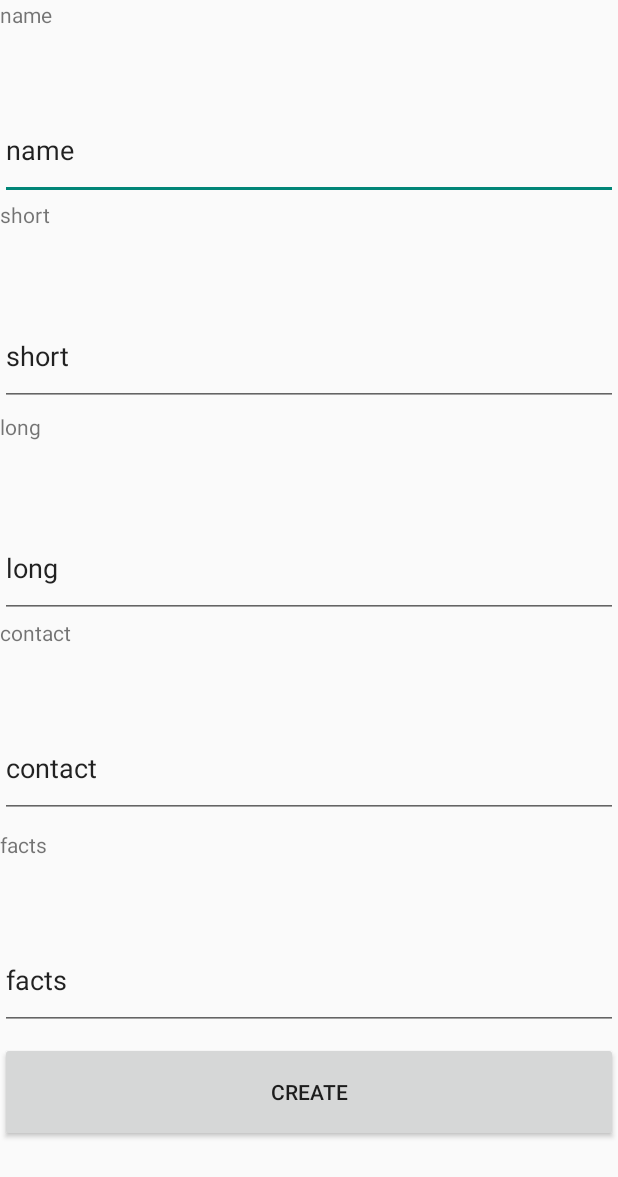
After one commit to SeminGit/Mobile, an Android app: the AddSight screen opened directly, with no data from a screen before it, on a phone screen of 412 x 824 dp. The commit adds this screen. Shown: the top 1177 px of the screen. Run offline under Robolectric (Android 15) with nearby library versions, the phone set to English and light mode, and no system bars.

Commit message:
Add Sight Func
GO

```diff
--- a/app/src/main/AndroidManifest.xml
+++ b/app/src/main/AndroidManifest.xml
@@ -11,7 +11,8 @@
         android:label=""
         android:supportsRtl="true"
         android:theme="@style/AppTheme">
-        <activity android:name=".AddHotel"></activity>
+        <activity android:name=".AddSight"></activity>
+        <activity android:name=".AddHotel" />
 
         <receiver
             android:name=".ToastBroadCastReciever"
--- a/app/src/main/res/layout/activity_add_hotel.xml
+++ b/app/src/main/res/layout/activity_add_hotel.xml
@@ -28,7 +28,7 @@
         android:layout_width="391dp"
         android:layout_height="59dp"
         android:onClick="addItem"
-        android:text="Button"
+        android:text="Create"
         app:layout_constraintTop_toBottomOf="@+id/newItemContacts"
         tools:layout_editor_absoluteX="-1dp" />
 
--- /dev/null
+++ b/app/src/main/res/layout/activity_add_sight.xml
@@ -0,0 +1,113 @@
+<?xml version="1.0" encoding="utf-8"?>
+<android.support.constraint.ConstraintLayout xmlns:android="http://schemas.android.com/apk/res/android"
+    xmlns:app="http://schemas.android.com/apk/res-auto"
+    xmlns:tools="http://schemas.android.com/tools"
+    android:layout_width="match_parent"
+    android:layout_height="match_parent"
+    tools:context=".AddSight">
+
+    <Button
+        android:id="@+id/button2"
+        android:layout_width="match_parent"
+        android:layout_height="100px"
+        android:layout_marginTop="8dp"
+        android:onClick="addSight"
+        android:text="CREATE"
+        app:layout_constraintTop_toBottomOf="@+id/newSightFacts"
+        tools:layout_editor_absoluteX="8dp" />
+
+    <TextView
+        android:id="@+id/newSightNameLabel"
+        android:layout_width="match_parent"
+        android:layout_height="100px"
+        android:text="name"
+        app:layout_constraintTop_toTopOf="parent"
+        tools:layout_editor_absoluteX="8dp" />
+
+    <EditText
+        android:id="@+id/newSightName"
+        android:layout_width="match_parent"
+        android:layout_height="100px"
+        android:ems="10"
+        android:inputType="textPersonName"
+        android:text="name"
+        app:layout_constraintTop_toBottomOf="@+id/newSightNameLabel"
+        tools:layout_editor_absoluteX="8dp" />
+
+    <TextView
+        android:id="@+id/newSightShortLabel"
+        android:layout_width="match_parent"
+        android:layout_height="100px"
+        android:text="short"
+        app:layout_constraintTop_toBottomOf="@+id/newSightName"
+        tools:layout_editor_absoluteX="9dp" />
+
+    <EditText
+        android:id="@+id/newSightShort"
+        android:layout_width="match_parent"
+        android:layout_height="100px"
+        android:layout_marginTop="4dp"
+        android:ems="10"
+        android:inputType="textPersonName"
+        android:text="short"
+        app:layout_constraintTop_toBottomOf="@+id/newSightShortLabel"
+        tools:layout_editor_absoluteX="10dp" />
+
+    <TextView
+        android:id="@+id/newSightLongLabel"
+        android:layout_width="match_parent"
+        android:layout_height="100px"
+        android:layout_marginTop="4dp"
+        android:text="long"
+        app:layout_constraintTop_toBottomOf="@+id/newSightShort"
+        tools:layout_editor_absoluteX="8dp" />
+
+    <EditText
+        android:id="@+id/newSightLong"
+        android:layout_width="match_parent"
+        android:layout_height="100px"
+        android:layout_marginTop="4dp"
+        android:ems="10"
+        android:inputType="textPersonName"
+        android:text="long"
+        app:layout_constraintTop_toBottomOf="@+id/newSightLongLabel"
+        tools:layout_editor_absoluteX="8dp" />
+
+    <TextView
+        android:id="@+id/newSightContactLabel"
+        android:layout_width="match_parent"
+        android:layout_height="100px"
+        android:text="contact"
+        app:layout_constraintTop_toBottomOf="@+id/newSightLong"
+        tools:layout_editor_absoluteX="10dp" />
+
+    <EditText
+        android:id="@+id/newSightContact"
+        android:layout_width="match_parent"
+        android:layout_height="100px"
+        android:ems="10"
+        android:inputType="textPersonName"
+        android:text="contact"
+        app:layout_constraintTop_toBottomOf="@+id/newSightContactLabel"
+        tools:layout_editor_absoluteX="9dp" />
+
+    <TextView
+        android:id="@+id/newSightFactsLabel"
+        android:layout_width="match_parent"
+        android:layout_height="100px"
+        android:layout_marginTop="8dp"
+        android:text="facts"
+        app:layout_constraintTop_toBottomOf="@+id/newSightContact"
+        tools:layout_editor_absoluteX="9dp" />
+
+    <EditText
+        android:id="@+id/newSightFacts"
+        android:layout_width="match_parent"
+        android:layout_height="100px"
+        android:ems="10"
+        android:inputType="textPersonName"
+        android:text="facts"
+        app:layout_constraintTop_toBottomOf="@+id/newSightFactsLabel"
+        tools:layout_editor_absoluteX="8dp" />
+
+</android.support.constraint.ConstraintLayout>
```
Also changed, not shown: app/src/main/java/admin/build1/AddHotel.java (+2 -25 lines), app/src/main/java/admin/build1/AddSight.java (added, +48 -0 lines), app/src/main/java/admin/build1/ui/activity/AttractionsActivity.java (+14 -0 lines), app/src/main/res/layout/content_attractions.xml (+10 -4 lines).
